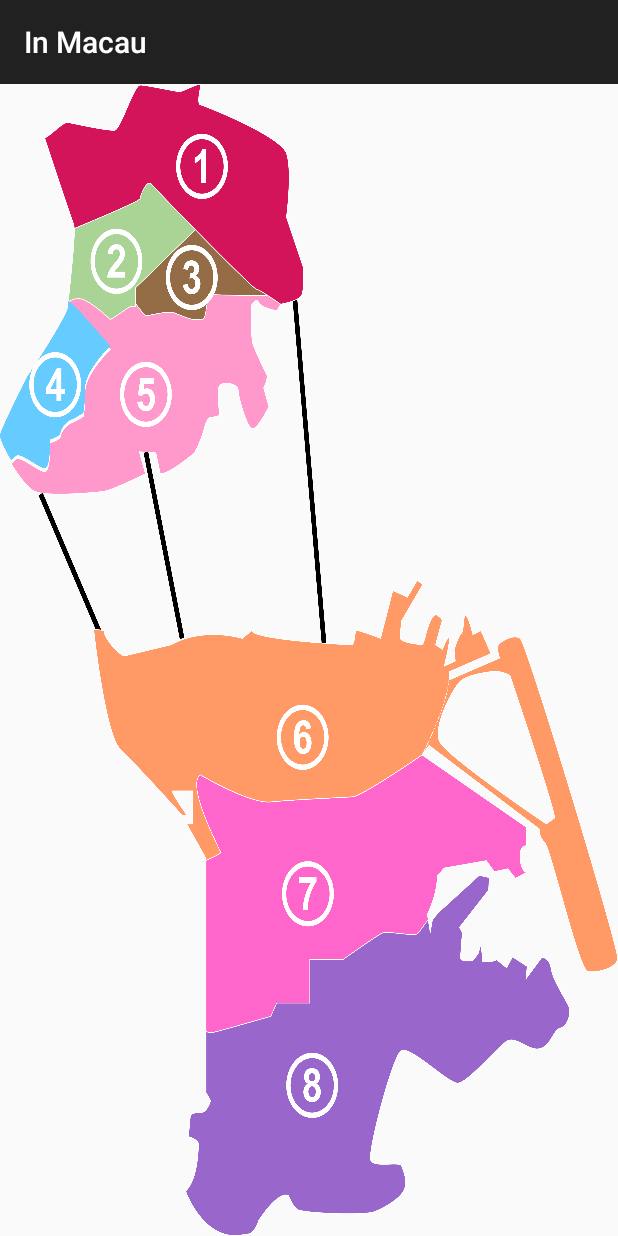
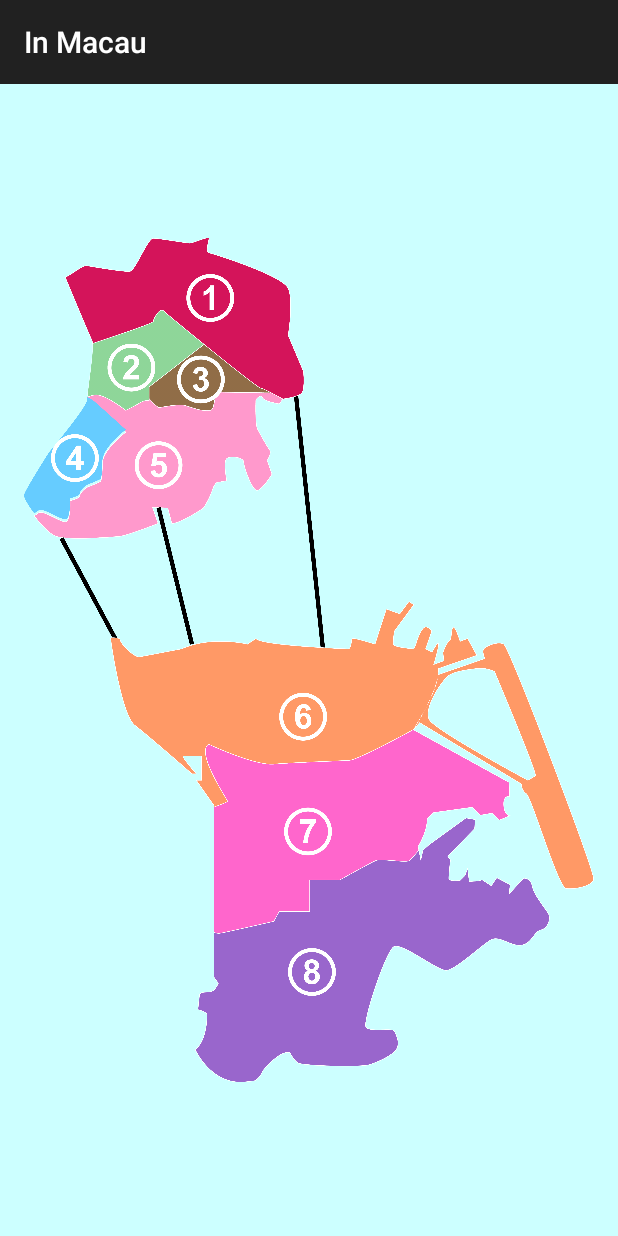
Before and after one commit to joyce0824/In_Macau, an Android app: the MapActivity screen opened directly, with no data from a screen before it, on a phone screen of 412 x 824 dp. Run offline under Robolectric (Android 15) with nearby library versions, the phone set to English and light mode, and no system bars.

Commit message:
change map

```diff
--- a/app/src/main/res/layout/activity_map.xml
+++ b/app/src/main/res/layout/activity_map.xml
@@ -4,11 +4,17 @@
     android:layout_width="match_parent"
     android:layout_height="match_parent"
 
-    android:background="@drawable/icon_map"
+    android:background="#ccffff"
     android:paddingBottom="@dimen/activity_vertical_margin"
     android:paddingLeft="@dimen/activity_horizontal_margin"
     android:paddingRight="@dimen/activity_horizontal_margin"
     android:paddingTop="@dimen/activity_vertical_margin"
     tools:context="com.joyce.kuo.inmacau.MapActivity">
+    <ImageView
+        android:layout_width="match_parent"
+        android:layout_height="match_parent"
+        android:src="@drawable/icon_map"
+        android:id="@+id/image"
+        />
 
 </RelativeLayout>
```
